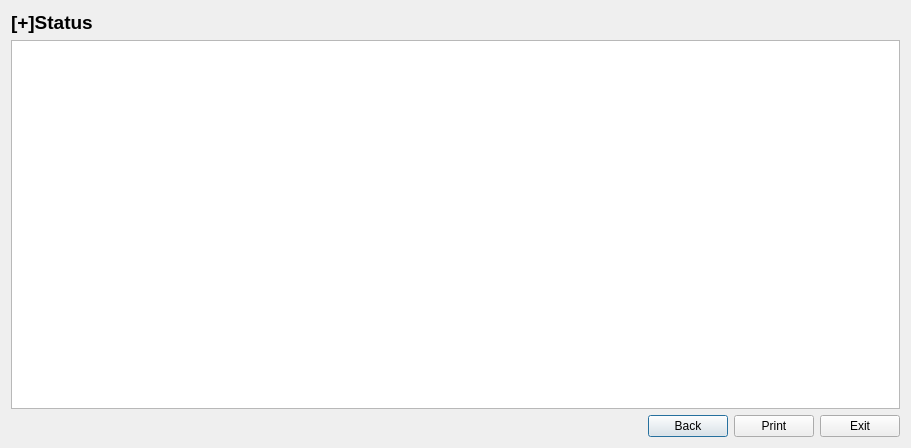
Old version of the form tt_table_view.ui in the repository severus-tux/tt_schedule.
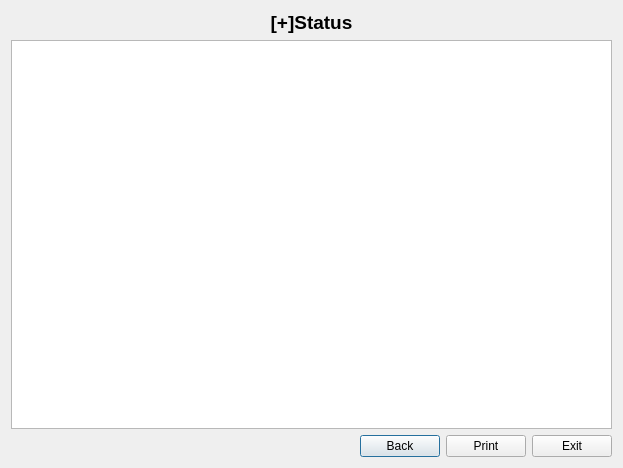
New version of the form.

Commit message: added snippets for dynamic window resizing in tt_table_view

Diff of the .ui file:
```diff
--- a/tt_table_view.ui
+++ b/tt_table_view.ui
@@ -6,8 +6,8 @@
    <rect>
     <x>0</x>
     <y>0</y>
-    <width>911</width>
-    <height>448</height>
+    <width>623</width>
+    <height>468</height>
    </rect>
   </property>
   <property name="windowTitle">
@@ -21,12 +21,16 @@
        <item>
         <widget class="QLabel" name="table_title">
          <property name="text">
-          <string>&lt;html&gt;&lt;head/&gt;&lt;body&gt;&lt;p&gt;&lt;span style=&quot; font-size:14pt; font-weight:600;&quot;&gt;[+]Status&lt;/span&gt;&lt;/p&gt;&lt;/body&gt;&lt;/html&gt;</string>
+          <string>&lt;html&gt;&lt;head/&gt;&lt;body&gt;&lt;p align=&quot;center&quot;&gt;&lt;span style=&quot; font-size:14pt; font-weight:600;&quot;&gt;[+]Status&lt;/span&gt;&lt;/p&gt;&lt;/body&gt;&lt;/html&gt;</string>
          </property>
         </widget>
        </item>
        <item>
-        <widget class="QTableView" name="tableView"/>
+        <widget class="QTableView" name="tableView">
+         <property name="styleSheet">
+          <string notr="true"/>
+         </property>
+        </widget>
        </item>
       </layout>
      </item>
```
The commit also changes 3 other files.
